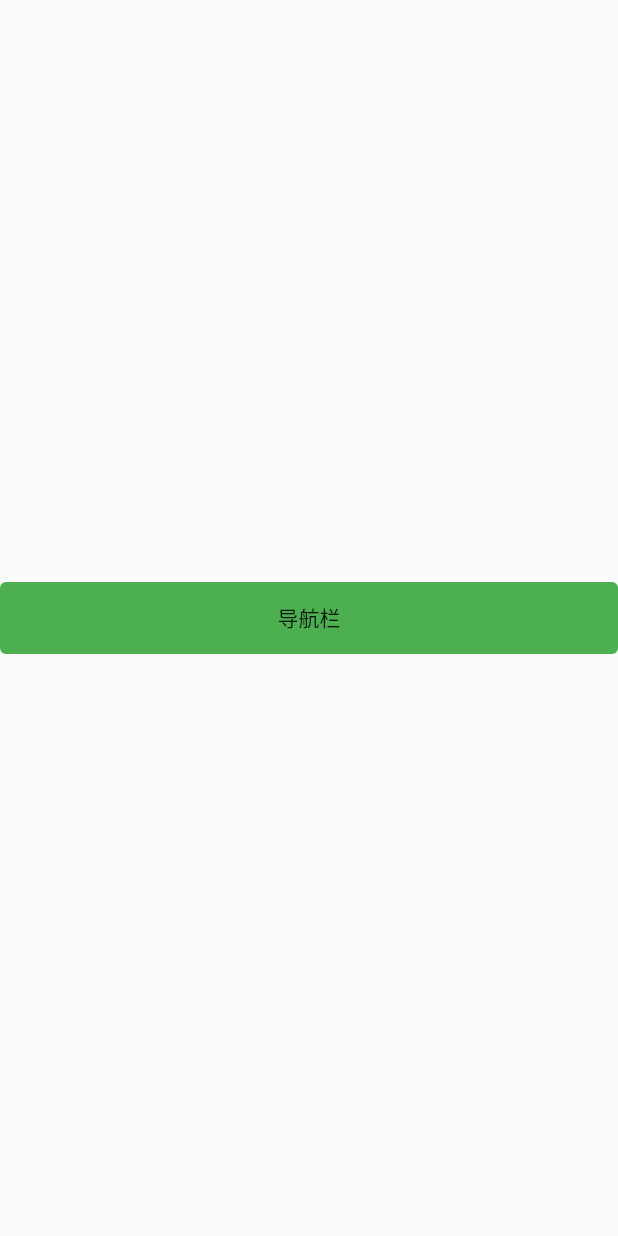
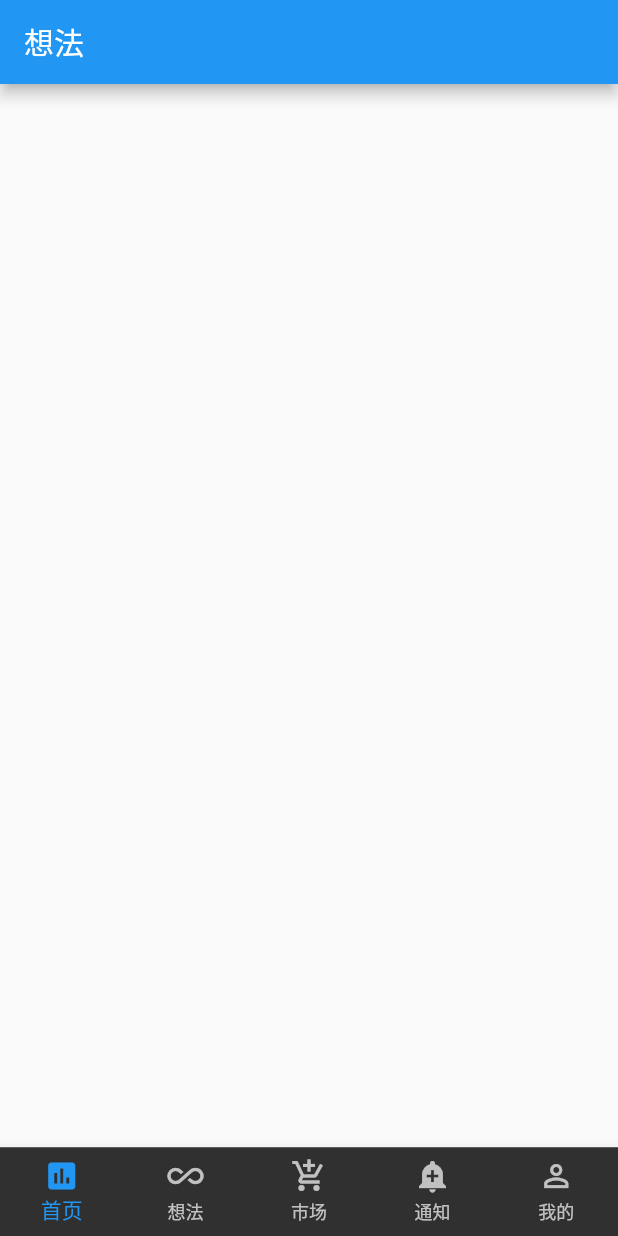
Before and after one commit to nanos-11/Flutter_nan, a Flutter app: the screen it shows after launch, after a tap on "导航栏", on a phone screen of 412 x 824 dp. Run offline on Flutter 3.47's test engine with Material 2 defaults, Android fonts, the phone set to English and light mode, and no system bars.

Commit message:
flutter 导航栏

```diff
--- /dev/null
+++ b/lib/demo/navigation/NavigationIconView.dart
@@ -0,0 +1,11 @@
+import 'package:flutter/material.dart';
+
+class NavigationIconView {
+  NavigationIconView({Widget icon, Widget title, TickerProvider vsync})
+      : item = new BottomNavigationBarItem(icon: icon, title: title),
+        controller = new AnimationController(
+            vsync: vsync, duration: kThemeAnimationDuration);
+
+  final BottomNavigationBarItem item;
+  final AnimationController controller;
+}
--- /dev/null
+++ b/lib/demo/navigation/NavigationPage.dart
@@ -0,0 +1,119 @@
+import 'package:flutter/material.dart';
+import 'package:flutter_nan/demo/navigation/NavigationIconView.dart';
+import 'package:flutter_nan/demo/navigation/page/IdeaPage.dart';
+import 'package:flutter_nan/demo/navigation/page/Idea1Page.dart';
+import 'package:flutter_nan/demo/navigation/page/Idea2Page.dart';
+import 'package:flutter_nan/demo/navigation/page/Idea3Page.dart';
+import 'package:flutter_nan/demo/navigation/page/Idea4Page.dart';
+
+/// 导航栏
+///
+/// @date 2019/10/23
+/// @since 1.0.0
+/// @version code 1
+/// @author nan
+class NavigationPage extends StatefulWidget {
+  @override
+  State<StatefulWidget> createState() {
+    return new _NavigationPageState();
+  }
+}
+
+class _NavigationPageState extends State<NavigationPage>
+    with TickerProviderStateMixin {
+  int _currentIndex = 0;
+  List<NavigationIconView> _navigationViews;
+  List<StatefulWidget> _pageList;
+  StatefulWidget _currentPage;
+
+  @override
+  void initState() {
+    super.initState();
+
+    _navigationViews = <NavigationIconView>[
+      new NavigationIconView(
+        icon: new Icon(Icons.assessment),
+        title: new Text('首页'),
+        vsync: this,
+      ),
+      new NavigationIconView(
+        icon: new Icon(Icons.all_inclusive),
+        title: new Text('想法'),
+        vsync: this,
+      ),
+      new NavigationIconView(
+        icon: new Icon(Icons.add_shopping_cart),
+        title: new Text('市场'),
+        vsync: this,
+      ),
+      new NavigationIconView(
+        icon: new Icon(Icons.add_alert),
+        title: new Text('通知'),
+        vsync: this,
+      ),
+      new NavigationIconView(
+        icon: new Icon(Icons.perm_identity),
+        title: new Text('我的'),
+        vsync: this,
+      ),
+    ];
+
+    for (NavigationIconView view in _navigationViews) {
+      view.controller.addListener(_rebuild);
+    }
+
+    _pageList = <StatefulWidget>[
+      new IdeaPage(),
+      new Idea1Page(),
+      new Idea2Page(),
+      new Idea3Page(),
+      new Idea4Page()
+    ];
+    _currentPage = _pageList[_currentIndex];
+  }
+
+  void _rebuild() {
+    setState(() {
+      print('nan --_rebuild-->');
+    });
+  }
+
+  @override
+  void dispose() {
+    super.dispose();
+    for (NavigationIconView view in _navigationViews) {
+      view.controller.dispose();
+    }
+  }
+
+  @override
+  Widget build(BuildContext context) {
+    final BottomNavigationBar bottomNavigationBar = new BottomNavigationBar(
+      items: _navigationViews
+          .map((NavigationIconView navigationIconView) =>
+              navigationIconView.item)
+          .toList(),
+      currentIndex: _currentIndex,
+      fixedColor: Colors.blue,
+      type: BottomNavigationBarType.fixed,
+      onTap: (int index) {
+        print('nan --build-->' + index.toString());
+        setState(() {
+          _navigationViews[_currentIndex].controller.reverse();
+          _currentIndex = index;
+          _navigationViews[_currentIndex].controller.forward();
+          _currentPage = _pageList[_currentIndex];
+        });
+      },
+    );
+    return new MaterialApp(
+      home: new Scaffold(
+        body: new Center(
+          child: _currentPage,
+        ),
+        bottomNavigationBar: bottomNavigationBar,
+      ),
+      theme: new ThemeData.dark(),
+    );
+  }
+}
--- /dev/null
+++ b/lib/demo/navigation/page/Idea1Page.dart
@@ -0,0 +1,24 @@
+import 'package:flutter/material.dart';
+
+class Idea1Page extends StatefulWidget {
+  @override
+  State<StatefulWidget> createState() {
+    return new _Idea1State();
+  }
+}
+
+class _Idea1State extends State<Idea1Page> {
+  @override
+  Widget build(BuildContext context) {
+    return new MaterialApp(
+      home: new Scaffold(
+        appBar: new AppBar(
+          title: new Text('想法1'),
+        ),
+        body: new Center(
+          child: null,
+        ),
+      ),
+    );
+  }
+}
--- /dev/null
+++ b/lib/demo/navigation/page/Idea2Page.dart
@@ -0,0 +1,24 @@
+import 'package:flutter/material.dart';
+
+class Idea2Page extends StatefulWidget {
+  @override
+  State<StatefulWidget> createState() {
+    return new _Idea2State();
+  }
+}
+
+class _Idea2State extends State<Idea2Page> {
+  @override
+  Widget build(BuildContext context) {
+    return new MaterialApp(
+      home: new Scaffold(
+        appBar: new AppBar(
+          title: new Text('想法2'),
+        ),
+        body: new Center(
+          child: null,
+        ),
+      ),
+    );
+  }
+}
--- /dev/null
+++ b/lib/demo/navigation/page/Idea3Page.dart
@@ -0,0 +1,24 @@
+import 'package:flutter/material.dart';
+
+class Idea3Page extends StatefulWidget {
+  @override
+  State<StatefulWidget> createState() {
+    return new _Idea3State();
+  }
+}
+
+class _Idea3State extends State<Idea3Page> {
+  @override
+  Widget build(BuildContext context) {
+    return new MaterialApp(
+      home: new Scaffold(
+        appBar: new AppBar(
+          title: new Text('想法3'),
+        ),
+        body: new Center(
+          child: null,
+        ),
+      ),
+    );
+  }
+}
--- /dev/null
+++ b/lib/demo/navigation/page/Idea4Page.dart
@@ -0,0 +1,24 @@
+import 'package:flutter/material.dart';
+
+class Idea4Page extends StatefulWidget {
+  @override
+  State<StatefulWidget> createState() {
+    return new _Idea4State();
+  }
+}
+
+class _Idea4State extends State<Idea4Page> {
+  @override
+  Widget build(BuildContext context) {
+    return new MaterialApp(
+      home: new Scaffold(
+        appBar: new AppBar(
+          title: new Text('想法4'),
+        ),
+        body: new Center(
+          child: null,
+        ),
+      ),
+    );
+  }
+}
--- /dev/null
+++ b/lib/demo/navigation/page/IdeaPage.dart
@@ -0,0 +1,24 @@
+import 'package:flutter/material.dart';
+
+class IdeaPage extends StatefulWidget {
+  @override
+  State<StatefulWidget> createState() {
+    return new _IdeaState();
+  }
+}
+
+class _IdeaState extends State<IdeaPage> {
+  @override
+  Widget build(BuildContext context) {
+    return new MaterialApp(
+      home: new Scaffold(
+        appBar: new AppBar(
+          title: new Text('想法'),
+        ),
+        body: new Center(
+          child: null,
+        ),
+      ),
+    );
+  }
+}
--- a/lib/index/Index.dart
+++ b/lib/index/Index.dart
@@ -1,4 +1,5 @@
 import 'package:flutter/material.dart';
+import 'package:flutter_nan/demo/navigation/NavigationPage.dart';
 
 class Index extends StatefulWidget {
   @override
@@ -8,6 +9,34 @@ class Index extends StatefulWidget {
 }
 
 class _IndexState extends State<Index> {
+  /// 导航栏示例
+  ///
+  /// @date 2019/10/23
+  /// @since 1.0.0
+  /// @version code 1
+  /// @author nan
+  Widget intentNavigation() {
+    return new Expanded(
+      child: new Container(
+        child: new FlatButton(
+          onPressed: () {
+            Navigator.of(context)
+                .push(new MaterialPageRoute(builder: (context) {
+              return new NavigationPage();
+            }));
+          },
+          child: new Text(
+            '导航栏',
+            style: new TextStyle(color: Colors.white),
+          ),
+        ),
+        decoration: new BoxDecoration(
+            borderRadius: const BorderRadius.all(const Radius.circular(4.0)),
+            color: Colors.red),
+      ),
+    );
+  }
+
   @override
   Widget build(BuildContext context) {
     return new MaterialApp(
@@ -16,16 +45,7 @@ class _IndexState extends State<Index> {
         body: new Center(
           child: new Row(
             children: <Widget>[
-              new Expanded(
-                child: new Container(
-                  child:
-                      new FlatButton(onPressed: () {}, child: new Text('导航栏')),
-                  decoration: new BoxDecoration(
-                      borderRadius:
-                          const BorderRadius.all(const Radius.circular(4.0)),
-                      color: Colors.green),
-                ),
-              ),
+              intentNavigation(),
             ],
           ),
         ),
```
